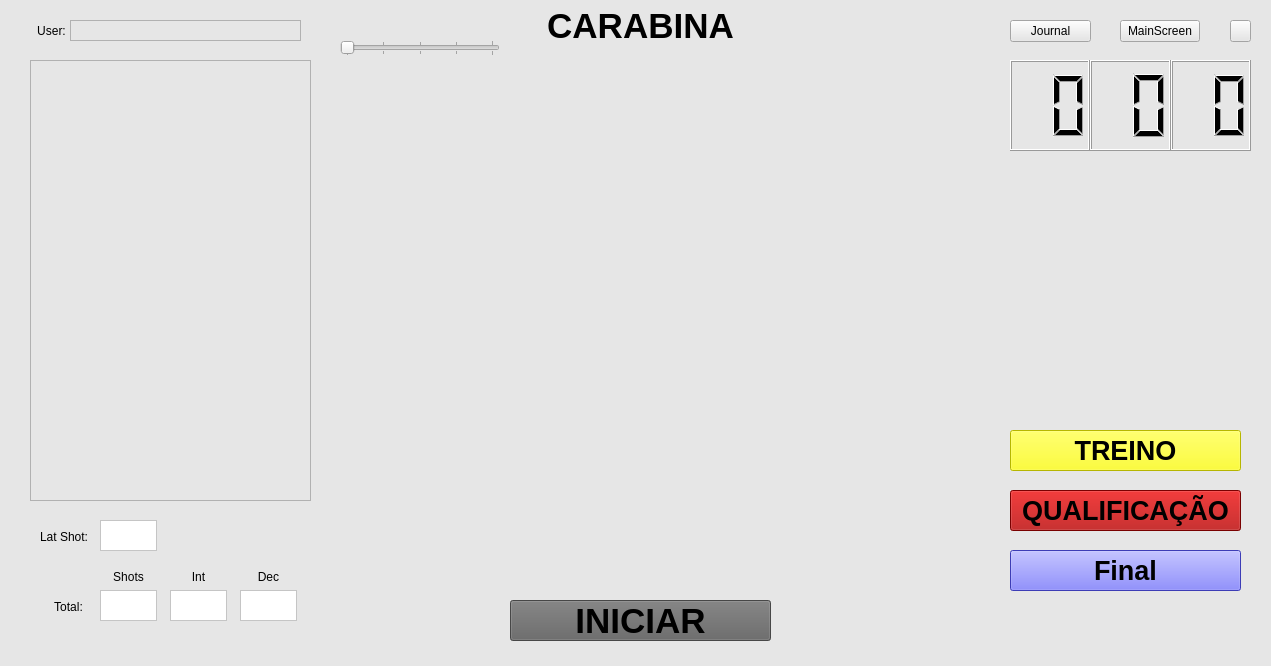
The window that central_pc/gui/riflewindow.ui (xBogas/ES-SACA) describes before a commit, drawn with Qt 5.
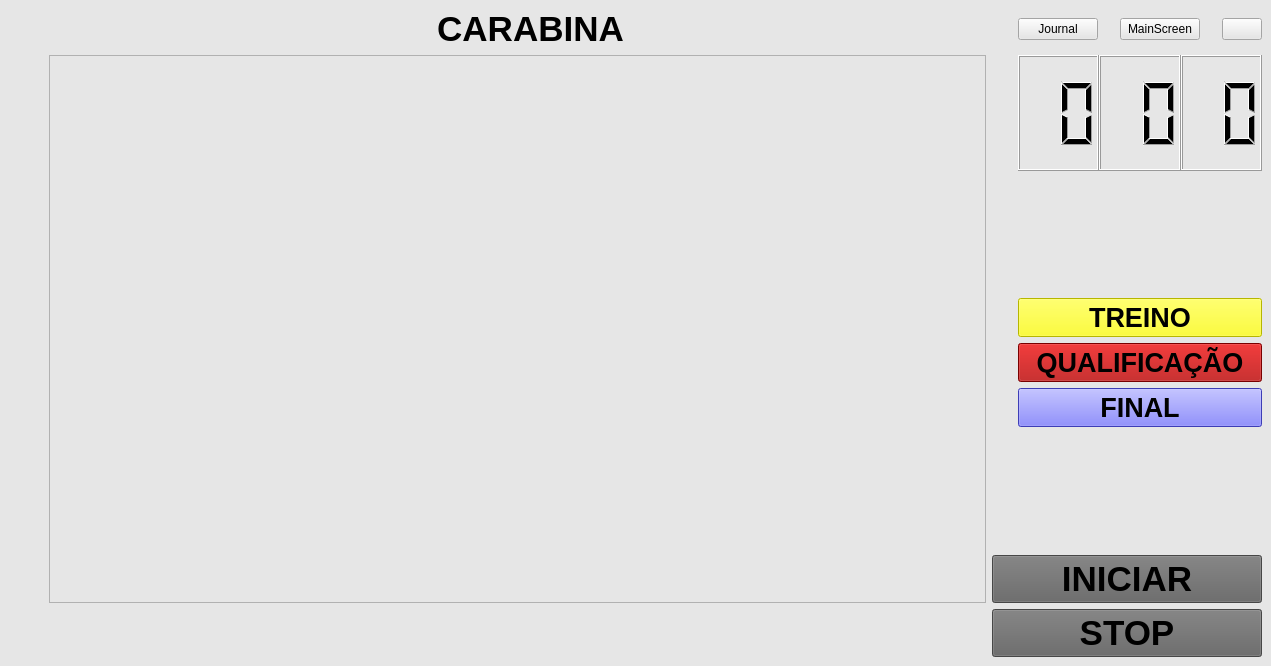
The same window after the commit. Icons and pictures are not drawn.

Commit message: Adição das tabelas no pistolwindow e riflewindow do pc central.

```diff
--- a/central_pc/gui/riflewindow.ui
+++ b/central_pc/gui/riflewindow.ui
@@ -17,231 +17,40 @@
    <string notr="true">background-color: rgb(230, 230, 230);</string>
   </property>
   <widget class="QWidget" name="centralwidget">
-   <widget class="QLabel" name="total_int">
-    <property name="geometry">
-     <rect>
-      <x>100</x>
-      <y>590</y>
-      <width>57</width>
-      <height>31</height>
-     </rect>
+   <layout class="QGridLayout" name="gridLayout">
+    <item row="3" column="3" colspan="5">
+     <widget class="QPushButton" name="PracticeButton">
+      <property name="font">
+       <font>
+        <pointsize>20</pointsize>
+        <bold>true</bold>
+       </font>
     </property>
     <property name="styleSheet">
-     <string notr="true">background-color: rgb(255, 255, 255);</string>
-    </property>
-    <property name="frameShape">
-     <enum>QFrame::StyledPanel</enum>
-    </property>
+       <string notr="true">background-color: rgb(255, 255, 0);</string>
+      </property>
     <property name="text">
-     <string/>
-    </property>
-    <property name="wordWrap">
-     <bool>false</bool>
-    </property>
-   </widget>
-   <widget class="QTableView" name="tableView">
-    <property name="geometry">
-     <rect>
-      <x>30</x>
-      <y>60</y>
-      <width>281</width>
-      <height>441</height>
-     </rect>
-    </property>
-   </widget>
-   <widget class="QLabel" name="Target">
-    <property name="geometry">
-     <rect>
-      <x>350</x>
-      <y>60</y>
-      <width>581</width>
-      <height>511</height>
-     </rect>
-    </property>
-    <property name="text">
-     <string/>
-    </property>
-    <property name="pixmap">
-     <pixmap>resource/img/RifleTarget.png</pixmap>
-    </property>
-    <property name="scaledContents">
-     <bool>true</bool>
-    </property>
-    <property name="alignment">
-     <set>Qt::AlignCenter</set>
-    </property>
-    <property name="margin">
-     <number>0</number>
-    </property>
-    <property name="indent">
-     <number>-1</number>
-    </property>
-   </widget>
-   <widget class="QSlider" name="horizontalSlider">
-    <property name="geometry">
-     <rect>
-      <x>340</x>
-      <y>40</y>
-      <width>160</width>
-      <height>16</height>
-     </rect>
-    </property>
-    <property name="maximum">
-     <number>800</number>
-    </property>
-    <property name="singleStep">
-     <number>200</number>
-    </property>
-    <property name="pageStep">
-     <number>200</number>
-    </property>
+       <string>TREINO</string>
+      </property>
+     </widget>
+    </item>
+    <item row="0" column="6">
+     <spacer name="horizontalSpacer">
     <property name="orientation">
      <enum>Qt::Horizontal</enum>
     </property>
-    <property name="tickPosition">
-     <enum>QSlider::TicksBothSides</enum>
-    </property>
-   </widget>
-   <widget class="QPushButton" name="ExitButton">
-    <property name="geometry">
-     <rect>
-      <x>1230</x>
-      <y>20</y>
-      <width>21</width>
-      <height>22</height>
-     </rect>
-    </property>
-    <property name="text">
-     <string/>
-    </property>
-    <property name="icon">
-     <iconset>
-      <normaloff>resource/img/exit.png</normaloff>resource/img/exit.png</iconset>
-    </property>
-   </widget>
-   <widget class="QLabel" name="label_8">
-    <property name="geometry">
-     <rect>
-      <x>26</x>
-      <y>20</y>
-      <width>51</width>
-      <height>21</height>
-     </rect>
-    </property>
-    <property name="text">
-     <string>User:</string>
-    </property>
-    <property name="alignment">
-     <set>Qt::AlignCenter</set>
-    </property>
-   </widget>
-   <widget class="QLabel" name="total_dec">
-    <property name="geometry">
-     <rect>
-      <x>170</x>
-      <y>590</y>
-      <width>57</width>
-      <height>31</height>
-     </rect>
-    </property>
-    <property name="styleSheet">
-     <string notr="true">background-color: rgb(255, 255, 255);</string>
-    </property>
-    <property name="frameShape">
-     <enum>QFrame::StyledPanel</enum>
-    </property>
-    <property name="text">
-     <string/>
-    </property>
-    <property name="wordWrap">
-     <bool>false</bool>
-    </property>
-   </widget>
-   <widget class="QLabel" name="label_6">
-    <property name="geometry">
-     <rect>
-      <x>520</x>
-      <y>10</y>
-      <width>241</width>
-      <height>31</height>
-     </rect>
-    </property>
-    <property name="font">
-     <font>
-      <pointsize>26</pointsize>
-      <bold>true</bold>
-     </font>
-    </property>
-    <property name="text">
-     <string>CARABINA</string>
-    </property>
-    <property name="alignment">
-     <set>Qt::AlignCenter</set>
-    </property>
-   </widget>
-   <widget class="QPushButton" name="MatchButton">
-    <property name="geometry">
-     <rect>
-      <x>1010</x>
-      <y>490</y>
-      <width>231</width>
-      <height>41</height>
-     </rect>
-    </property>
-    <property name="font">
-     <font>
-      <pointsize>20</pointsize>
-      <bold>true</bold>
-     </font>
-    </property>
-    <property name="styleSheet">
-     <string notr="true">background-color: rgb(170, 0, 0);</string>
-    </property>
-    <property name="text">
-     <string>QUALIFICAÇÃO</string>
-    </property>
-   </widget>
-   <widget class="QLabel" name="label_4">
-    <property name="geometry">
-     <rect>
-      <x>170</x>
-      <y>570</y>
-      <width>57</width>
-      <height>14</height>
-     </rect>
-    </property>
-    <property name="text">
-     <string>Int</string>
-    </property>
-    <property name="alignment">
-     <set>Qt::AlignCenter</set>
-    </property>
-   </widget>
-   <widget class="QLabel" name="label_5">
-    <property name="geometry">
-     <rect>
-      <x>240</x>
-      <y>570</y>
-      <width>57</width>
-      <height>14</height>
-     </rect>
-    </property>
-    <property name="text">
-     <string>Dec</string>
-    </property>
-    <property name="alignment">
-     <set>Qt::AlignCenter</set>
-    </property>
-   </widget>
-   <widget class="QWidget" name="horizontalLayoutWidget">
-    <property name="geometry">
-     <rect>
-      <x>1010</x>
-      <y>60</y>
-      <width>241</width>
-      <height>91</height>
-     </rect>
-    </property>
+      <property name="sizeType">
+       <enum>QSizePolicy::Minimum</enum>
+      </property>
+      <property name="sizeHint" stdset="0">
+       <size>
+        <width>10</width>
+        <height>20</height>
+       </size>
+      </property>
+     </spacer>
+    </item>
+    <item row="1" column="3" colspan="5">
     <layout class="QHBoxLayout" name="horizontalLayout">
      <property name="spacing">
       <number>0</number>
@@ -283,16 +92,9 @@
       </widget>
      </item>
     </layout>
-   </widget>
-   <widget class="QPushButton" name="PracticeButton">
-    <property name="geometry">
-     <rect>
-      <x>1010</x>
-      <y>430</y>
-      <width>231</width>
-      <height>41</height>
-     </rect>
-    </property>
+    </item>
+    <item row="4" column="3" colspan="5">
+     <widget class="QPushButton" name="MatchButton">
     <property name="font">
      <font>
       <pointsize>20</pointsize>
@@ -300,183 +102,161 @@
      </font>
     </property>
     <property name="styleSheet">
-     <string notr="true">background-color: rgb(255, 255, 0);</string>
+       <string notr="true">background-color: rgb(170, 0, 0);</string>
     </property>
     <property name="text">
-     <string>TREINO</string>
-    </property>
-   </widget>
-   <widget class="QLabel" name="label">
-    <property name="geometry">
-     <rect>
-      <x>40</x>
-      <y>530</y>
-      <width>57</width>
-      <height>14</height>
-     </rect>
-    </property>
-    <property name="frameShape">
-     <enum>QFrame::NoFrame</enum>
-    </property>
+       <string>QUALIFICAÇÃO</string>
+      </property>
+     </widget>
+    </item>
+    <item row="0" column="7">
+     <widget class="QPushButton" name="ExitButton">
+      <property name="sizePolicy">
+       <sizepolicy hsizetype="Fixed" vsizetype="Fixed">
+        <horstretch>0</horstretch>
+        <verstretch>0</verstretch>
+       </sizepolicy>
+      </property>
     <property name="text">
-     <string>Lat Shot:</string>
-    </property>
-   </widget>
+       <string/>
+      </property>
+      <property name="icon">
+       <iconset>
+        <normaloff>resource/img/exit.png</normaloff>resource/img/exit.png</iconset>
+      </property>
+     </widget>
+    </item>
+    <item row="0" column="4">
+     <spacer name="horizontalSpacer_2">
+      <property name="orientation">
+       <enum>Qt::Horizontal</enum>
+      </property>
+      <property name="sizeType">
+       <enum>QSizePolicy::Minimum</enum>
+      </property>
+      <property name="sizeHint" stdset="0">
+       <size>
+        <width>10</width>
+        <height>20</height>
+       </size>
+      </property>
+     </spacer>
+    </item>
+    <item row="0" column="5">
    <widget class="QPushButton" name="MainButton">
-    <property name="geometry">
-     <rect>
-      <x>1120</x>
-      <y>20</y>
-      <width>80</width>
-      <height>22</height>
-     </rect>
-    </property>
     <property name="text">
      <string>MainScreen</string>
     </property>
    </widget>
-   <widget class="QLabel" name="label_2">
-    <property name="geometry">
-     <rect>
-      <x>40</x>
-      <y>600</y>
-      <width>57</width>
-      <height>14</height>
-     </rect>
-    </property>
-    <property name="text">
-     <string>Total:</string>
-    </property>
-    <property name="alignment">
-     <set>Qt::AlignCenter</set>
-    </property>
-   </widget>
-   <widget class="QLabel" name="label_7">
-    <property name="geometry">
-     <rect>
-      <x>70</x>
-      <y>20</y>
-      <width>231</width>
-      <height>21</height>
-     </rect>
-    </property>
-    <property name="styleSheet">
-     <string notr="true"/>
-    </property>
-    <property name="frameShape">
-     <enum>QFrame::StyledPanel</enum>
-    </property>
-    <property name="text">
-     <string/>
-    </property>
-   </widget>
-   <widget class="QLabel" name="lastshot">
-    <property name="geometry">
-     <rect>
-      <x>100</x>
-      <y>520</y>
-      <width>57</width>
-      <height>31</height>
-     </rect>
-    </property>
-    <property name="styleSheet">
-     <string notr="true">background-color: rgb(255, 255, 255);</string>
-    </property>
-    <property name="frameShape">
-     <enum>QFrame::StyledPanel</enum>
-    </property>
-    <property name="frameShadow">
-     <enum>QFrame::Plain</enum>
-    </property>
-    <property name="text">
-     <string/>
-    </property>
-    <property name="wordWrap">
-     <bool>false</bool>
-    </property>
-   </widget>
-   <widget class="QPushButton" name="FinalButton">
-    <property name="geometry">
-     <rect>
-      <x>1010</x>
-      <y>550</y>
-      <width>231</width>
-      <height>41</height>
-     </rect>
-    </property>
-    <property name="font">
-     <font>
-      <pointsize>20</pointsize>
-      <bold>true</bold>
-     </font>
-    </property>
-    <property name="styleSheet">
-     <string notr="true">background-color: rgb(85, 85, 255);</string>
-    </property>
-    <property name="text">
-     <string>Final</string>
-    </property>
-   </widget>
-   <widget class="QLabel" name="label_3">
-    <property name="geometry">
-     <rect>
-      <x>100</x>
-      <y>570</y>
-      <width>57</width>
-      <height>14</height>
-     </rect>
-    </property>
-    <property name="text">
-     <string>Shots</string>
-    </property>
-    <property name="alignment">
-     <set>Qt::AlignCenter</set>
-    </property>
-   </widget>
+    </item>
+    <item row="1" column="1" rowspan="7">
+     <widget class="QTableWidget" name="tableWidget"/>
+    </item>
+    <item row="0" column="3">
    <widget class="QPushButton" name="JournalButton">
-    <property name="geometry">
-     <rect>
-      <x>1010</x>
-      <y>20</y>
-      <width>81</width>
-      <height>22</height>
-     </rect>
-    </property>
     <property name="text">
      <string>Journal</string>
     </property>
    </widget>
-   <widget class="QLabel" name="total_dec_2">
-    <property name="geometry">
-     <rect>
-      <x>240</x>
-      <y>590</y>
-      <width>57</width>
-      <height>31</height>
-     </rect>
+    </item>
+    <item row="5" column="3" colspan="5">
+     <widget class="QPushButton" name="FinalButton">
+      <property name="font">
+       <font>
+        <pointsize>20</pointsize>
+        <bold>true</bold>
+       </font>
     </property>
     <property name="styleSheet">
-     <string notr="true">background-color: rgb(255, 255, 255);</string>
-    </property>
-    <property name="frameShape">
-     <enum>QFrame::StyledPanel</enum>
-    </property>
+       <string notr="true">background-color: rgb(85, 85, 255);</string>
+      </property>
+      <property name="text">
+       <string>FINAL</string>
+      </property>
+     </widget>
+    </item>
+    <item row="1" column="2">
+     <spacer name="horizontalSpacer_3">
+      <property name="orientation">
+       <enum>Qt::Horizontal</enum>
+      </property>
+      <property name="sizeType">
+       <enum>QSizePolicy::Minimum</enum>
+      </property>
+      <property name="sizeHint" stdset="0">
+       <size>
+        <width>20</width>
+        <height>20</height>
+       </size>
+      </property>
+     </spacer>
+    </item>
+    <item row="1" column="0">
+     <spacer name="horizontalSpacer_4">
+      <property name="orientation">
+       <enum>Qt::Horizontal</enum>
+      </property>
+      <property name="sizeType">
+       <enum>QSizePolicy::Minimum</enum>
+      </property>
+      <property name="sizeHint" stdset="0">
+       <size>
+        <width>40</width>
+        <height>20</height>
+       </size>
+      </property>
+     </spacer>
+    </item>
+    <item row="0" column="1" colspan="2">
+     <widget class="QLabel" name="label_6">
+      <property name="font">
+       <font>
+        <pointsize>26</pointsize>
+        <bold>true</bold>
+       </font>
+      </property>
     <property name="text">
-     <string/>
-    </property>
-    <property name="wordWrap">
-     <bool>false</bool>
-    </property>
-   </widget>
+       <string>CARABINA</string>
+      </property>
+      <property name="alignment">
+       <set>Qt::AlignCenter</set>
+      </property>
+     </widget>
+    </item>
+    <item row="6" column="3">
+     <spacer name="verticalSpacer">
+      <property name="orientation">
+       <enum>Qt::Vertical</enum>
+      </property>
+      <property name="sizeType">
+       <enum>QSizePolicy::Minimum</enum>
+      </property>
+      <property name="sizeHint" stdset="0">
+       <size>
+        <width>20</width>
+        <height>40</height>
+       </size>
+      </property>
+     </spacer>
+    </item>
+    <item row="2" column="3">
+     <spacer name="verticalSpacer_2">
+      <property name="orientation">
+       <enum>Qt::Vertical</enum>
+      </property>
+      <property name="sizeType">
+       <enum>QSizePolicy::Minimum</enum>
+      </property>
+      <property name="sizeHint" stdset="0">
+       <size>
+        <width>20</width>
+        <height>40</height>
+       </size>
+      </property>
+     </spacer>
+    </item>
+    <item row="7" column="2" colspan="6">
    <widget class="QPushButton" name="StartButton">
-    <property name="geometry">
-     <rect>
-      <x>510</x>
-      <y>600</y>
-      <width>261</width>
-      <height>41</height>
-     </rect>
-    </property>
     <property name="font">
      <font>
       <pointsize>26</pointsize>
@@ -490,6 +270,30 @@
      <string>INICIAR</string>
     </property>
    </widget>
+    </item>
+    <item row="8" column="2" colspan="6">
+     <widget class="QPushButton" name="stopButton">
+      <property name="sizePolicy">
+       <sizepolicy hsizetype="Minimum" vsizetype="Fixed">
+        <horstretch>0</horstretch>
+        <verstretch>0</verstretch>
+       </sizepolicy>
+      </property>
+      <property name="font">
+       <font>
+        <pointsize>26</pointsize>
+        <bold>true</bold>
+       </font>
+      </property>
+      <property name="styleSheet">
+       <string notr="true">background-color: rgb(100, 100, 100);</string>
+      </property>
+      <property name="text">
+       <string>STOP</string>
+      </property>
+     </widget>
+    </item>
+   </layout>
   </widget>
  </widget>
  <resources/>
```
Lines whose indentation alone changed are shown as unchanged. The commit also changes 1 other file.
